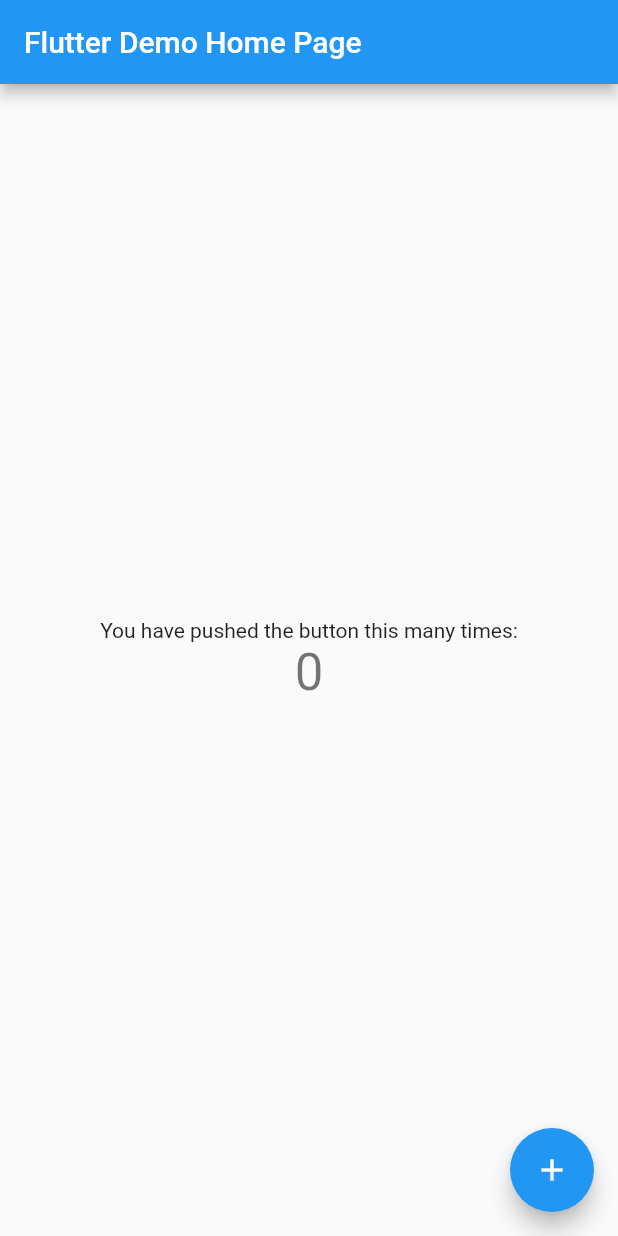
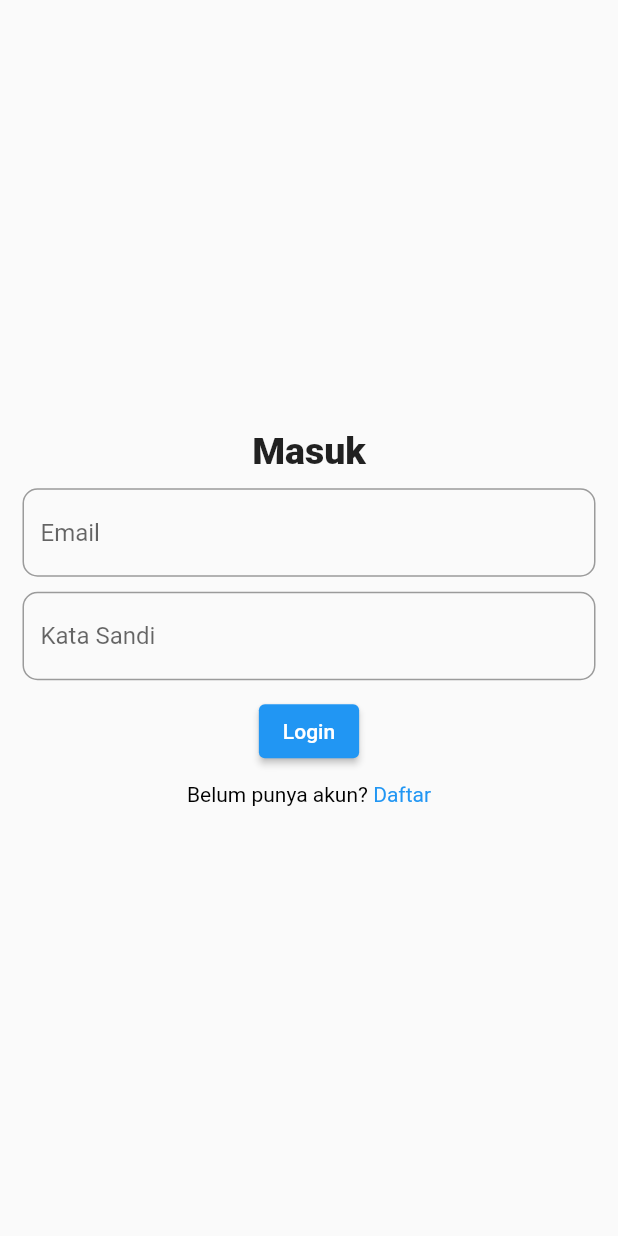
Before and after one commit to handiism/thrupm, a Flutter app: the screen it shows after launch, on a phone screen of 412 x 824 dp. Run offline on Flutter 3.47's test engine with Material 2 defaults, Android fonts, the phone set to English and light mode, and no system bars; our stand-ins replace logger, shared_preferences, sqflite; missing offline and left inert: bcrypt; accounts and stored records are empty.

Commit message:
feat: login, register, home

```diff
--- a/lib/main.dart
+++ b/lib/main.dart
@@ -1,115 +1,59 @@
 import 'package:flutter/material.dart';
+import 'package:path/path.dart';
+import 'package:sqflite/sqflite.dart';
+import 'package:thrupm/utils/logger.dart';
+import 'package:thrupm/view/login.dart';
 
-void main() {
+void main() async {
+  WidgetsFlutterBinding.ensureInitialized();
+
   runApp(const MyApp());
+
+  final db = await openDatabase(
+    join(await getDatabasesPath(), "catty.db"),
+    onCreate: (db, version) async {
+      await db.transaction(
+        (tx) async {
+          await tx.execute("""
+          CREATE TABLE users (
+            id INTEGER PRIMARY KEY AUTOINCREMENT,
+            username TEXT NOT NULL UNIQUE,
+            password TEXT NOT NULL,
+            message TEXT
+          );""");
+
+          await tx.execute("""
+          CREATE TABLE favorites (
+            id INTEGER PRIMARY KEY AUTOINCREMENT,
+            name TEXT NOT NULL UNIQUE,
+            userId INTEGER NOT NULL,
+            FOREIGN KEY (userId) REFERENCES users(id)
+          );""");
+        },
+      );
+    },
+    version: 1,
+  );
+
+  db.close();
 }
 
-class MyApp extends StatelessWidget {
+class MyApp extends StatefulWidget {
   const MyApp({super.key});
 
-  // This widget is the root of your application.
+  @override
+  State<MyApp> createState() => _MyAppState();
+}
+
+class _MyAppState extends State<MyApp> {
   @override
   Widget build(BuildContext context) {
     return MaterialApp(
-      title: 'Flutter Demo',
+      title: 'THRUPM',
       theme: ThemeData(
-        // This is the theme of your application.
-        //
-        // Try running your application with "flutter run". You'll see the
-        // application has a blue toolbar. Then, without quitting the app, try
-        // changing the primarySwatch below to Colors.green and then invoke
-        // "hot reload" (press "r" in the console where you ran "flutter run",
-        // or simply save your changes to "hot reload" in a Flutter IDE).
-        // Notice that the counter didn't reset back to zero; the application
-        // is not restarted.
         primarySwatch: Colors.blue,
       ),
-      home: const MyHomePage(title: 'Flutter Demo Home Page'),
+      home: const Login(),
     );
   }
 }
-
-class MyHomePage extends StatefulWidget {
-  const MyHomePage({super.key, required this.title});
-
-  // This widget is the home page of your application. It is stateful, meaning
-  // that it has a State object (defined below) that contains fields that affect
-  // how it looks.
-
-  // This class is the configuration for the state. It holds the values (in this
-  // case the title) provided by the parent (in this case the App widget) and
-  // used by the build method of the State. Fields in a Widget subclass are
-  // always marked "final".
-
-  final String title;
-
-  @override
-  State<MyHomePage> createState() => _MyHomePageState();
-}
-
-class _MyHomePageState extends State<MyHomePage> {
-  int _counter = 0;
-
-  void _incrementCounter() {
-    setState(() {
-      // This call to setState tells the Flutter framework that something has
-      // changed in this State, which causes it to rerun the build method below
-      // so that the display can reflect the updated values. If we changed
-      // _counter without calling setState(), then the build method would not be
-      // called again, and so nothing would appear to happen.
-      _counter++;
-    });
-  }
-
-  @override
-  Widget build(BuildContext context) {
-    // This method is rerun every time setState is called, for instance as done
-    // by the _incrementCounter method above.
-    //
-    // The Flutter framework has been optimized to make rerunning build methods
-    // fast, so that you can just rebuild anything that needs updating rather
-    // than having to individually change instances of widgets.
-    return Scaffold(
-      appBar: AppBar(
-        // Here we take the value from the MyHomePage object that was created by
-        // the App.build method, and use it to set our appbar title.
-        title: Text(widget.title),
-      ),
-      body: Center(
-        // Center is a layout widget. It takes a single child and positions it
-        // in the middle of the parent.
-        child: Column(
-          // Column is also a layout widget. It takes a list of children and
-          // arranges them vertically. By default, it sizes itself to fit its
-          // children horizontally, and tries to be as tall as its parent.
-          //
-          // Invoke "debug painting" (press "p" in the console, choose the
-          // "Toggle Debug Paint" action from the Flutter Inspector in Android
-          // Studio, or the "Toggle Debug Paint" command in Visual Studio Code)
-          // to see the wireframe for each widget.
-          //
-          // Column has various properties to control how it sizes itself and
-          // how it positions its children. Here we use mainAxisAlignment to
-          // center the children vertically; the main axis here is the vertical
-          // axis because Columns are vertical (the cross axis would be
-          // horizontal).
-          mainAxisAlignment: MainAxisAlignment.center,
-          children: <Widget>[
-            const Text(
-              'You have pushed the button this many times:',
-            ),
-            Text(
-              '$_counter',
-              style: Theme.of(context).textTheme.headlineMedium,
-            ),
-          ],
-        ),
-      ),
-      floatingActionButton: FloatingActionButton(
-        onPressed: _incrementCounter,
-        tooltip: 'Increment',
-        child: const Icon(Icons.add),
-      ), // This trailing comma makes auto-formatting nicer for build methods.
-    );
-  }
-}
--- /dev/null
+++ b/lib/utils/logger.dart
@@ -0,0 +1,3 @@
+import 'package:logger/logger.dart';
+
+final logger = Logger();
--- /dev/null
+++ b/lib/view/login.dart
@@ -0,0 +1,182 @@
+import 'package:bcrypt/bcrypt.dart';
+import 'package:flutter/gestures.dart';
+import 'package:flutter/material.dart';
+import 'package:path/path.dart';
+import 'package:sqflite/sqflite.dart';
+import 'package:thrupm/utils/logger.dart';
+import 'package:thrupm/view/home.dart';
+import 'package:thrupm/view/register.dart';
+import 'package:shared_preferences/shared_preferences.dart';
+
+class Login extends StatefulWidget {
+  const Login({Key? key}) : super(key: key);
+
+  @override
+  State<Login> createState() => _LoginState();
+}
+
+class _LoginState extends State<Login> {
+  final TextEditingController _usernameController = TextEditingController();
+  final TextEditingController _passwordController = TextEditingController();
+
+  @override
+  Widget build(BuildContext context) {
+    return Scaffold(
+      body: Center(
+        child: Column(
+          mainAxisAlignment: MainAxisAlignment.center,
+          children: [
+            const Text(
+              'Masuk',
+              textAlign: TextAlign.center,
+              style: TextStyle(
+                fontSize: 25,
+                fontWeight: FontWeight.w800,
+              ),
+            ),
+            const Divider(
+              height: 10.0,
+              color: Colors.transparent,
+            ),
+            Container(
+              padding: const EdgeInsets.only(
+                left: 15,
+                right: 15,
+              ),
+              child: TextField(
+                controller: _usernameController,
+                keyboardType: TextInputType.emailAddress,
+                decoration: const InputDecoration(
+                  hintText: "Email",
+                  border: OutlineInputBorder(
+                    borderRadius: BorderRadius.all(
+                      Radius.circular(10.0),
+                    ),
+                  ),
+                ),
+              ),
+            ),
+            const Divider(
+              height: 10,
+              color: Colors.transparent,
+            ),
+            Container(
+              padding: const EdgeInsets.only(
+                left: 15,
+                right: 15,
+              ),
+              child: TextField(
+                controller: _passwordController,
+                obscureText: true,
+                keyboardType: TextInputType.visiblePassword,
+                decoration: const InputDecoration(
+                  hintText: "Kata Sandi",
+                  border: OutlineInputBorder(
+                    borderRadius: BorderRadius.all(
+                      Radius.circular(10.0),
+                    ),
+                  ),
+                ),
+              ),
+            ),
+            const Divider(
+              height: 10.0,
+              color: Colors.transparent,
+            ),
+            ElevatedButton(
+              onPressed: () async {
+                final username = _usernameController.text;
+                final password = _passwordController.text;
+
+                final dbPath = join(await getDatabasesPath(), "catty.db");
+                final db = await openDatabase(dbPath);
+
+                try {
+                  List<Map<String, dynamic>> users = await db.rawQuery(
+                    "SELECT * FROM users WHERE username = ?",
+                    [username],
+                  );
+
+                  logger.d(users[0]);
+
+                  final success =
+                      BCrypt.checkpw(password, users[0]["password"].toString());
+
+                  if (success) {
+                    final SharedPreferences prefs =
+                        await SharedPreferences.getInstance();
+
+                    prefs.setInt("id", users[0]["id"]);
+
+                    // ignore: use_build_context_synchronously
+                    ScaffoldMessenger.of(context).showSnackBar(
+                      const SnackBar(
+                        content: Text("Berhasil memasukkan akun"),
+                      ),
+                    );
+
+                    // ignore: use_build_context_synchronously
+                    Navigator.pushReplacement(
+                      context,
+                      MaterialPageRoute(
+                        builder: (context) => const Home(),
+                      ),
+                    );
+                  } else {
+                    // ignore: use_build_context_synchronously
+                    ScaffoldMessenger.of(context).showSnackBar(
+                      const SnackBar(
+                        content: Text("Gagal memasukkan akun"),
+                      ),
+                    );
+                  }
+                } catch (e) {
+                  // ignore: use_build_context_synchronously
+                  ScaffoldMessenger.of(context).showSnackBar(
+                    const SnackBar(
+                      content: Text("Gagal memasukkan akun"),
+                    ),
+                  );
+                } finally {
+                  db.close();
+                }
+              },
+              child: const Text("Login"),
+            ),
+            const Divider(
+              height: 10,
+              color: Colors.transparent,
+            ),
+            Center(
+              child: RichText(
+                text: TextSpan(
+                  children: [
+                    const TextSpan(
+                      text: "Belum punya akun? ",
+                      style: TextStyle(
+                        color: Colors.black,
+                      ),
+                    ),
+                    TextSpan(
+                      text: "Daftar",
+                      style: const TextStyle(color: Colors.blue),
+                      recognizer: TapGestureRecognizer()
+                        ..onTap = () {
+                          Navigator.pushReplacement(
+                            context,
+                            MaterialPageRoute(
+                              builder: (context) => const Register(),
+                            ),
+                          );
+                        },
+                    )
+                  ],
+                ),
+              ),
+            ),
+          ],
+        ),
+      ),
+    );
+  }
+}
--- a/pubspec.yaml
+++ b/pubspec.yaml
@@ -35,6 +35,11 @@
   # The following adds the Cupertino Icons font to your application.
   # Use with the CupertinoIcons class for iOS style icons.
   cupertino_icons: ^1.0.2
+  sqflite: ^2.2.8+2
+  path: ^1.8.2
+  bcrypt: ^1.1.3
+  logger: ^1.3.0
+  shared_preferences: ^2.1.1
 
 dev_dependencies:
   flutter_test:
```
Also changed, not shown: lib/model/user.dart (added, +18 -0 lines), lib/view/home.dart (added, +28 -0 lines), lib/view/register.dart (added, +174 -0 lines), pubspec.lock, 1 other file.
